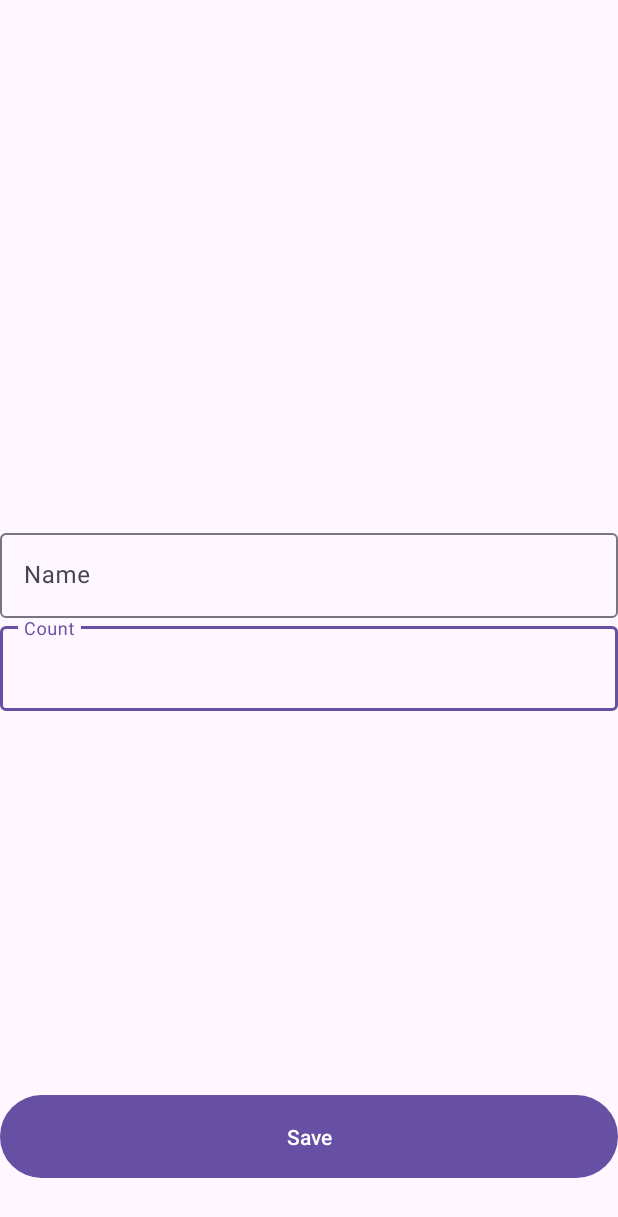
After one commit to Aerososec/ShoppingList, an Android app: the ShopItemFragment screen opened directly, with no data from a screen before it, on a phone screen of 412 x 824 dp. The commit adds this screen. Shown: the top 1217 px of the screen. Run offline under Robolectric (Android 15) with nearby library versions, the phone set to English and light mode, and no system bars.

Commit message:
started implementing ShopItemFragment

```diff
--- a/app/src/main/java/com/example/shoppinglist/presentetion/activity/ShopItemActivity.kt
+++ b/app/src/main/java/com/example/shoppinglist/presentetion/activity/ShopItemActivity.kt
@@ -36,7 +36,7 @@ class ShopItemActivity : AppCompatActivity() {
             v.setPadding(systemBars.left, systemBars.top, systemBars.right, systemBars.bottom)
             insets
         }
-        parseIntent()
+        /*parseIntent()
         val mode = intent.getStringExtra(ACTIVITY_MODE)
         initViews()
         when(mode){
@@ -49,7 +49,7 @@ class ShopItemActivity : AppCompatActivity() {
         inputCountError()
         viewModel.liveDataCloseScreen.observe(this) {
             finish()
-        }
+        }*/
     }
 
     private fun resetNameError(){
--- /dev/null
+++ b/app/src/main/java/com/example/shoppinglist/presentetion/fragment/ShopItemFragment.kt
@@ -0,0 +1,18 @@
+package com.example.shoppinglist.presentetion.fragment
+
+import android.os.Bundle
+import android.view.LayoutInflater
+import android.view.View
+import android.view.ViewGroup
+import androidx.fragment.app.Fragment
+import com.example.shoppinglist.R
+
+class ShopItemFragment : Fragment() {
+    override fun onCreateView(
+        inflater: LayoutInflater,
+        container: ViewGroup?,
+        savedInstanceState: Bundle?
+    ): View? {
+        return inflater.inflate(R.layout.shop_item_fragment, container, false)
+    }
+}
--- a/app/src/main/res/layout/activity_shop_item.xml
+++ b/app/src/main/res/layout/activity_shop_item.xml
@@ -1,57 +1,12 @@
 <?xml version="1.0" encoding="utf-8"?>
-<androidx.constraintlayout.widget.ConstraintLayout xmlns:android="http://schemas.android.com/apk/res/android"
+<androidx.fragment.app.FragmentContainerView xmlns:android="http://schemas.android.com/apk/res/android"
     xmlns:app="http://schemas.android.com/apk/res-auto"
     xmlns:tools="http://schemas.android.com/tools"
     android:id="@+id/main"
     android:layout_width="match_parent"
     android:layout_height="match_parent"
-    tools:context=".presentetion.activity.ShopItemActivity">
+    tools:context=".presentetion.activity.ShopItemActivity"
+    android:name="com.example.shoppinglist.presentetion.fragment.ShopItemFragment"
+    tools:layout="@layout/shop_item_fragment">
 
-    <com.google.android.material.textfield.TextInputLayout
-        android:id="@+id/textInputCount"
-        android:layout_width="match_parent"
-        android:layout_height="wrap_content"
-        app:layout_constraintBottom_toBottomOf="parent"
-        app:layout_constraintEnd_toEndOf="parent"
-        app:layout_constraintHorizontal_bias="0.5"
-        app:layout_constraintStart_toStartOf="parent"
-        app:layout_constraintTop_toBottomOf="@+id/textInputName"
-        app:layout_constraintVertical_bias="0.064">
-
-        <com.google.android.material.textfield.TextInputEditText
-            android:id="@+id/forItemCount"
-            android:layout_width="match_parent"
-            android:layout_height="wrap_content"
-            android:hint="Count"
-            android:inputType="number"/>
-    </com.google.android.material.textfield.TextInputLayout>
-
-    <com.google.android.material.textfield.TextInputLayout
-        android:id="@+id/textInputName"
-        android:layout_width="match_parent"
-        android:layout_height="wrap_content"
-        app:layout_constraintBottom_toTopOf="@+id/textInputCount"
-        app:layout_constraintTop_toTopOf="parent"
-        app:layout_constraintVertical_chainStyle="packed"
-        tools:layout_editor_absoluteX="0dp">
-
-        <com.google.android.material.textfield.TextInputEditText
-            android:id="@+id/forItemName"
-            android:layout_width="match_parent"
-            android:layout_height="wrap_content"
-            android:hint="Name"
-            android:inputType="textCapWords"/>
-    </com.google.android.material.textfield.TextInputLayout>
-
-    <Button
-        android:id="@+id/saveItemInfoBtn"
-        android:layout_width="412dp"
-        android:layout_height="63dp"
-        android:text="Save"
-        app:layout_constraintBottom_toBottomOf="parent"
-        app:layout_constraintEnd_toEndOf="parent"
-        app:layout_constraintHorizontal_bias="1.0"
-        app:layout_constraintStart_toStartOf="parent"
-        app:layout_constraintTop_toBottomOf="@+id/textInputCount"
-        app:layout_constraintVertical_bias="0.879" />
-</androidx.constraintlayout.widget.ConstraintLayout>
+</androidx.fragment.app.FragmentContainerView>
--- /dev/null
+++ b/app/src/main/res/layout/shop_item_fragment.xml
@@ -0,0 +1,57 @@
+<?xml version="1.0" encoding="utf-8"?>
+<androidx.constraintlayout.widget.ConstraintLayout xmlns:android="http://schemas.android.com/apk/res/android"
+    xmlns:app="http://schemas.android.com/apk/res-auto"
+    xmlns:tools="http://schemas.android.com/tools"
+    android:id="@+id/main"
+    android:layout_width="match_parent"
+    android:layout_height="match_parent"
+    tools:context=".presentetion.fragment.ShopItemFragment">
+
+    <com.google.android.material.textfield.TextInputLayout
+        android:id="@+id/textInputCount"
+        android:layout_width="match_parent"
+        android:layout_height="wrap_content"
+        app:layout_constraintBottom_toBottomOf="parent"
+        app:layout_constraintEnd_toEndOf="parent"
+        app:layout_constraintHorizontal_bias="0.5"
+        app:layout_constraintStart_toStartOf="parent"
+        app:layout_constraintTop_toBottomOf="@+id/textInputName"
+        app:layout_constraintVertical_bias="0.064">
+
+        <com.google.android.material.textfield.TextInputEditText
+            android:id="@+id/forItemCount"
+            android:layout_width="match_parent"
+            android:layout_height="wrap_content"
+            android:hint="Count"
+            android:inputType="number"/>
+    </com.google.android.material.textfield.TextInputLayout>
+
+    <com.google.android.material.textfield.TextInputLayout
+        android:id="@+id/textInputName"
+        android:layout_width="match_parent"
+        android:layout_height="wrap_content"
+        app:layout_constraintBottom_toTopOf="@+id/textInputCount"
+        app:layout_constraintTop_toTopOf="parent"
+        app:layout_constraintVertical_chainStyle="packed"
+        tools:layout_editor_absoluteX="0dp">
+
+        <com.google.android.material.textfield.TextInputEditText
+            android:id="@+id/forItemName"
+            android:layout_width="match_parent"
+            android:layout_height="wrap_content"
+            android:hint="Name"
+            android:inputType="textCapWords"/>
+    </com.google.android.material.textfield.TextInputLayout>
+
+    <Button
+        android:id="@+id/saveItemInfoBtn"
+        android:layout_width="match_parent"
+        android:layout_height="63dp"
+        android:text="Save"
+        app:layout_constraintBottom_toBottomOf="parent"
+        app:layout_constraintEnd_toEndOf="parent"
+        app:layout_constraintHorizontal_bias="1.0"
+        app:layout_constraintStart_toStartOf="parent"
+        app:layout_constraintTop_toBottomOf="@+id/textInputCount"
+        app:layout_constraintVertical_bias="0.879" />
+</androidx.constraintlayout.widget.ConstraintLayout>
```
